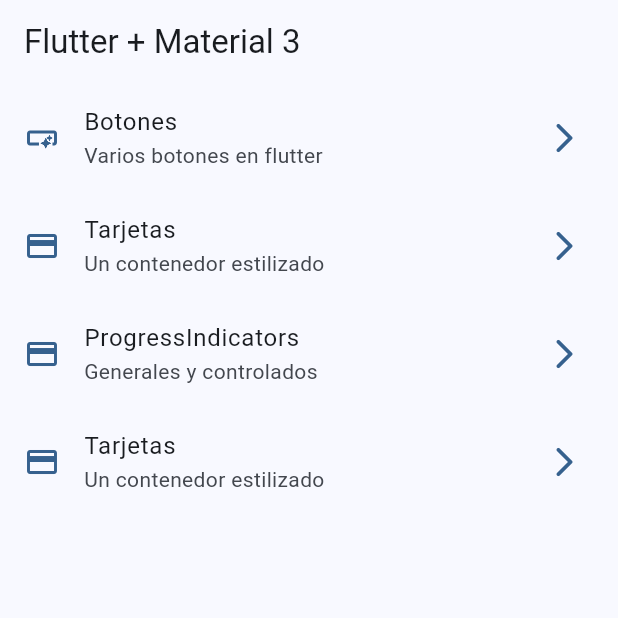
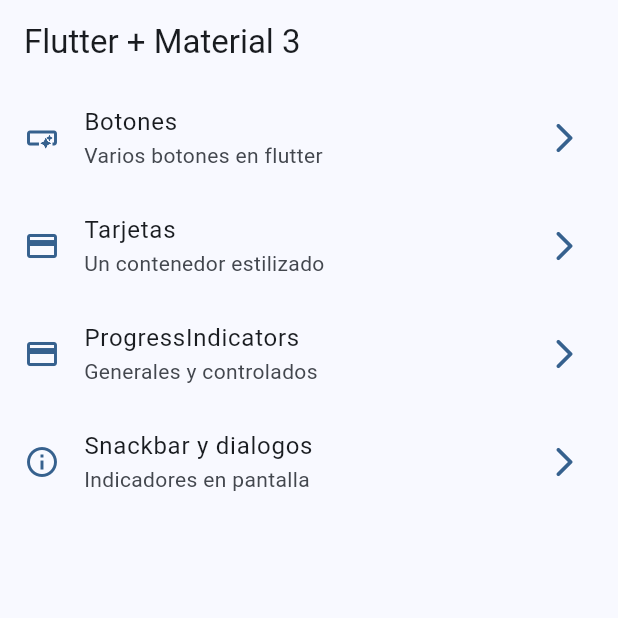
Before and after one commit to hasprilla/widgets_app, a Flutter app: the screen it shows after launch, on a phone screen of 412 x 824 dp, the top half of it. Run offline on Flutter 3.47's test engine with Material 2 defaults, Android fonts, the phone set to English and light mode, and no system bars; our stand-ins replace go_router.

Commit message:
Snackbars, dialogs terminados

```diff
--- a/lib/config/menu/menu_items.dart
+++ b/lib/config/menu/menu_items.dart
@@ -22,7 +22,6 @@ const appMenuItems = <MenuItem>[
     link: '/buttons',
     icon: Icons.smart_button_outlined,
   ),
-
   MenuItem(
     title: 'Tarjetas',
     subTitle: 'Un contenedor estilizado',
@@ -36,9 +35,9 @@ const appMenuItems = <MenuItem>[
     icon: Icons.credit_card,
   ),
   MenuItem(
-    title: 'Tarjetas',
-    subTitle: 'Un contenedor estilizado',
-    link: '/cards',
-    icon: Icons.credit_card,
+    title: 'Snackbar y dialogos',
+    subTitle: 'Indicadores en pantalla',
+    link: '/snackbar',
+    icon: Icons.info_outline,
   ),
 ];
--- a/lib/config/router/app_router.dart
+++ b/lib/config/router/app_router.dart
@@ -25,5 +25,10 @@ final appRouter = GoRouter(
       name: ProgressScreen.name,
       builder: (context, state) => const ProgressScreen(),
     ),
+    GoRoute(
+      path: '/snackbar',
+      name: SnackbarScreen.name,
+      builder: (context, state) => const SnackbarScreen(),
+    ),
   ],
 );
--- a/lib/main.dart
+++ b/lib/main.dart
@@ -13,6 +13,7 @@ class MainApp extends StatelessWidget {
   @override
   Widget build(BuildContext context) {
     return MaterialApp.router(
+      title: 'Flutter Widgets',
       debugShowCheckedModeBanner: false,
       theme: AppTheme(seletedColor: 0).getTheme(),
       routerConfig: appRouter,
```
Also changed, not shown: lib/presentation/screens/snackbar/snackbar_screen.dart (+65 -2 lines).
